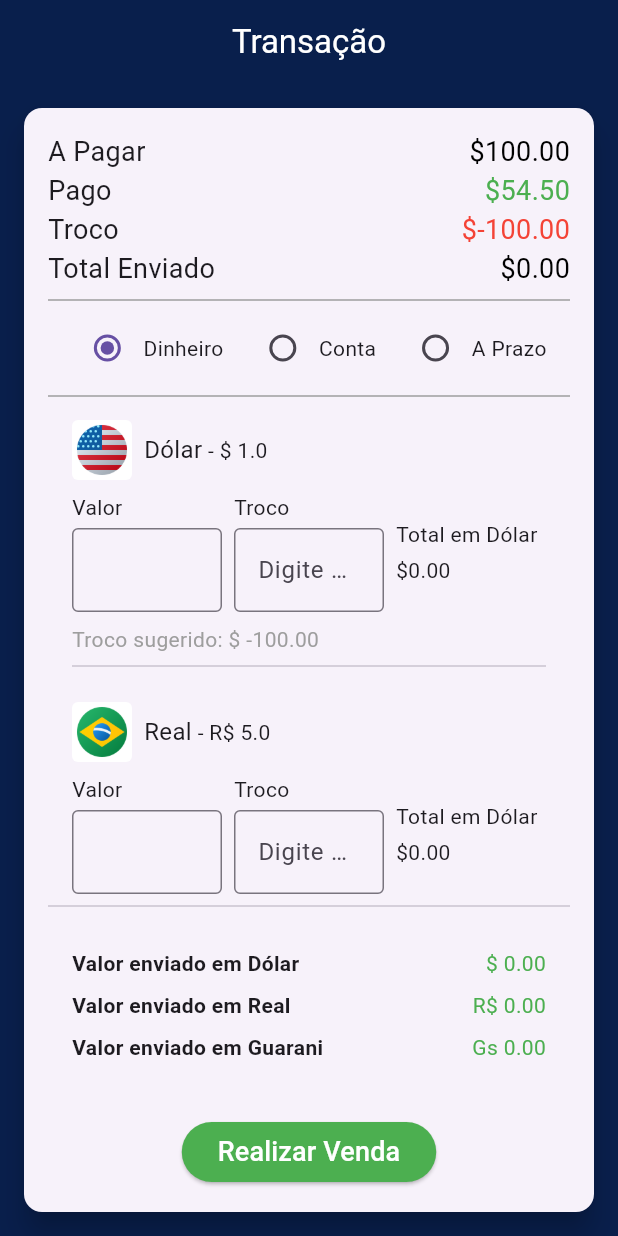
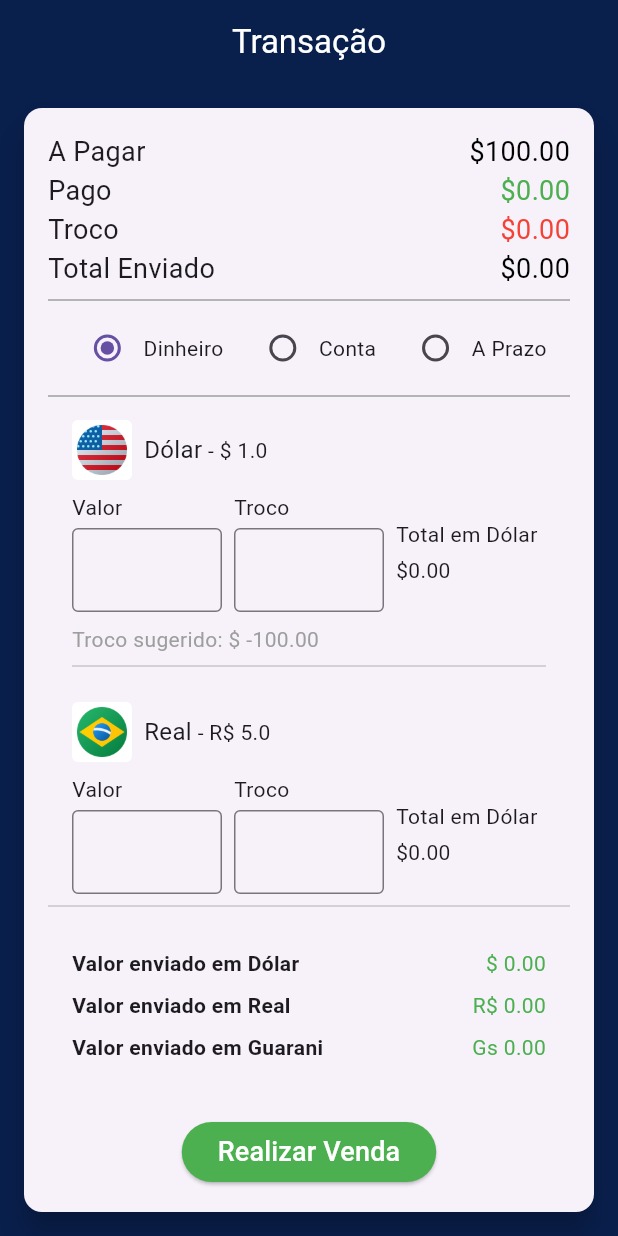
Before and after one commit to wladmyralmeida/quotation_widget, a Flutter app: the screen it shows after launch, on a phone screen of 412 x 824 dp. Run offline on Flutter 3.47's test engine with Material 3 defaults, Android fonts, the phone set to English and light mode, and no system bars.

Commit message:
feat(quotation_widget): finished v1.0, layout done

```diff
--- a/lib/main.dart
+++ b/lib/main.dart
@@ -42,7 +42,22 @@ class _ConfirmarMovimentacaoWidgetState
     extends State<ConfirmarMovimentacaoWidget> {
   String? _selectedPaymentType = 'Dinheiro';
   double totalSent = 0.0;
+  double totalChange = 0.0;
   double amountDue = 100.0;
+
+  // Função para atualizar o total enviado
+  void _updateTotalSent(double newTotal) {
+    setState(() {
+      totalSent = newTotal;
+    });
+  }
+
+  // Função para atualizar o total de troco
+  void _updateTotalChange(double newTotalChange) {
+    setState(() {
+      totalChange = newTotalChange;
+    });
+  }
 
   @override
   Widget build(BuildContext context) {
@@ -79,20 +94,25 @@ class _ConfirmarMovimentacaoWidgetState
   }
 
   Widget _buildTransactionSummary() {
-    double change = totalSent - amountDue;
+    double change = totalSent -
+        amountDue; // Calcular troco total com base no total enviado e a pagar
 
     return Column(
       crossAxisAlignment: CrossAxisAlignment.start,
       children: [
-        const _TransactionDetail(label: 'A Pagar', value: '\$100.00'),
-        const _TransactionDetail(
-            label: 'Pago', value: '\$54.50', color: Colors.green),
+        _TransactionDetail(
+            label: 'A Pagar', value: '\$${amountDue.toStringAsFixed(2)}'),
+        _TransactionDetail(
+            label: 'Pago',
+            value: '\$${totalSent.toStringAsFixed(2)}',
+            color: Colors.green),
         _TransactionDetail(
             label: 'Troco',
-            value: '\$${change.toStringAsFixed(2)}',
+            value: '\$${totalChange.toStringAsFixed(2)}',
             color: Colors.red),
         _TransactionDetail(
-            label: 'Total Enviado', value: '\$${totalSent.toStringAsFixed(2)}'),
+            label: 'Total Enviado',
+            value: '\$${(totalSent - totalChange).toStringAsFixed(2)}'),
       ],
     );
   }
@@ -132,11 +152,11 @@ class _ConfirmarMovimentacaoWidgetState
       case 'A Prazo':
         return PaymentByInstallments();
       default:
-        return PaymentByCash(onTotalChange: (newTotal) {
-          setState(() {
-            totalSent = newTotal;
-          });
-        });
+        return PaymentByCash(
+          onTotalChange: _updateTotalSent,
+          onTotalChangeForChange:
+              _updateTotalChange, // Passar callback para atualizar o troco total
+        );
     }
   }
 
--- a/lib/payment_forms/payment_by_cash.dart
+++ b/lib/payment_forms/payment_by_cash.dart
@@ -2,8 +2,13 @@ import 'package:flutter/material.dart';
 
 class PaymentByCash extends StatefulWidget {
   final ValueChanged<double> onTotalChange;
+  final ValueChanged<double> onTotalChangeForChange;
 
-  const PaymentByCash({super.key, required this.onTotalChange});
+  const PaymentByCash({
+    super.key,
+    required this.onTotalChange,
+    required this.onTotalChangeForChange,
+  });
 
   @override
   _PaymentByCashState createState() => _PaymentByCashState();
@@ -17,36 +22,59 @@ class _PaymentByCashState extends State<PaymentByCash> {
   };
 
   final Map<String, TextEditingController> controllers = {};
-  double amountDue =
-      100.0; // Valor total a ser pago, usado para calcular troco sugerido
+  final Map<String, TextEditingController> changeControllers = {};
+  double amountDue = 100.0; // Valor total a ser pago
 
   @override
   void initState() {
     super.initState();
+    // Criando controladores independentes para cada campo de valor e troco
     currencies.forEach((key, _) {
       controllers[key] = TextEditingController();
+      changeControllers[key] = TextEditingController();
     });
   }
 
   @override
   void dispose() {
+    // Garantindo que cada controlador seja descartado corretamente
     controllers.forEach((_, controller) => controller.dispose());
+    changeControllers.forEach((_, controller) => controller.dispose());
     super.dispose();
   }
 
-  void _calculateTotal() {
-    double total = 0.0;
+  void _calculateTotals() {
+    double totalPaid = 0.0;
+    double totalChange = 0.0;
     currencies.forEach((key, value) {
       double rate = value['rate'];
-      double amount = double.tryParse(controllers[key]?.text ?? '0') ?? 0;
-      total += amount / rate;
+      double amountSent = double.tryParse(controllers[key]?.text ?? '0') ?? 0;
+      double changeGiven =
+          double.tryParse(changeControllers[key]?.text ?? '0') ?? 0;
+
+      // Total pago em dólar
+      totalPaid += amountSent / rate;
+      // Troco total dado
+      totalChange += changeGiven / rate;
     });
-    widget.onTotalChange(total);
+
+    widget.onTotalChange(totalPaid);
+    widget.onTotalChangeForChange(totalChange);
   }
 
-  double _calculateSuggestedChange(double amountSent, double rate) {
-    double equivalentInDollar = amountSent / rate;
+  double _calculateSuggestedChange(String code) {
+    double rate = currencies[code]['rate'];
+    double amountSent = double.tryParse(controllers[code]?.text ?? '0') ?? 0;
+    double amountChangeReceived =
+        double.tryParse(changeControllers[code]?.text ?? '0') ?? 0;
+    double equivalentInDollar = (amountSent - amountChangeReceived) / rate;
     return (equivalentInDollar - amountDue) * rate;
+  }
+
+  double _calculateTotalInDollar(String code) {
+    double rate = currencies[code]['rate'];
+    double amount = double.tryParse(controllers[code]?.text ?? '0') ?? 0;
+    return amount / rate;
   }
 
   @override
@@ -97,20 +125,23 @@ class _PaymentByCashState extends State<PaymentByCash> {
               const SizedBox(width: 8),
               Expanded(
                 child: _buildLabeledField(
-                    'Troco', _buildChangeInput(controllers[code]!)),
+                    'Troco', _buildChangeInput(changeControllers[code]!)),
               ),
               const SizedBox(width: 8),
               Expanded(
                 child: _buildLabeledField(
                   'Total em Dólar',
-                  _buildCalculatedField(controllers[code]!, rate),
+                  Text(
+                    '\$${_calculateTotalInDollar(code).toStringAsFixed(2)}',
+                    style: const TextStyle(fontSize: 14),
+                  ),
                 ),
               ),
             ],
           ),
           const SizedBox(height: 8),
           Text(
-            'Troco sugerido: ${code == 'USD' ? '\$' : code == 'BRL' ? 'R\$' : 'Gs'} ${_calculateSuggestedChange(double.tryParse(controllers[code]?.text ?? '0') ?? 0, rate).toStringAsFixed(2)}',
+            'Troco sugerido: ${code == 'USD' ? '\$' : code == 'BRL' ? 'R\$' : 'Gs'} ${_calculateSuggestedChange(code).toStringAsFixed(2)}',
             style: const TextStyle(color: Colors.grey),
           ),
           const Divider(),
@@ -154,17 +185,7 @@ class _PaymentByCashState extends State<PaymentByCash> {
         border: OutlineInputBorder(),
       ),
       keyboardType: TextInputType.number,
-      onChanged: (value) => _calculateTotal(),
-    );
-  }
-
-  Widget _buildCalculatedField(TextEditingController controller, double rate) {
-    double value = double.tryParse(controller.text) ?? 0;
-    double equivalent = value / rate;
-
-    return Text(
-      '\$${equivalent.toStringAsFixed(2)}',
-      style: const TextStyle(fontSize: 14),
+      onChanged: (value) => _calculateTotals(),
     );
   }
 
@@ -173,9 +194,9 @@ class _PaymentByCashState extends State<PaymentByCash> {
       controller: controller,
       decoration: const InputDecoration(
         border: OutlineInputBorder(),
-        hintText: 'Digite o troco',
       ),
       keyboardType: TextInputType.number,
+      onChanged: (value) => _calculateTotals(),
     );
   }
 
@@ -187,7 +208,6 @@ class _PaymentByCashState extends State<PaymentByCash> {
         children: currencies.entries.map((entry) {
           String code = entry.key;
           String label = entry.value['label'];
-          double rate = entry.value['rate'];
           double amountSent =
               double.tryParse(controllers[code]?.text ?? '0') ?? 0;
           return Padding(
```
Also changed, not shown: lib/payment_forms/payment_by_installments.dart (+19 -4 lines).
